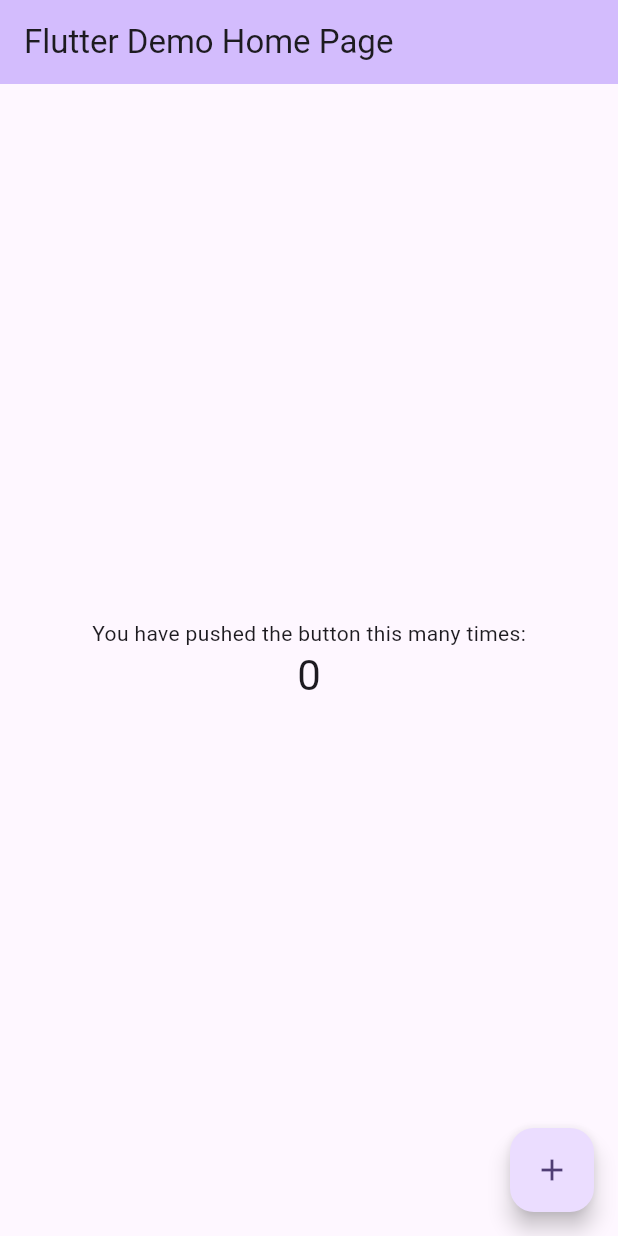
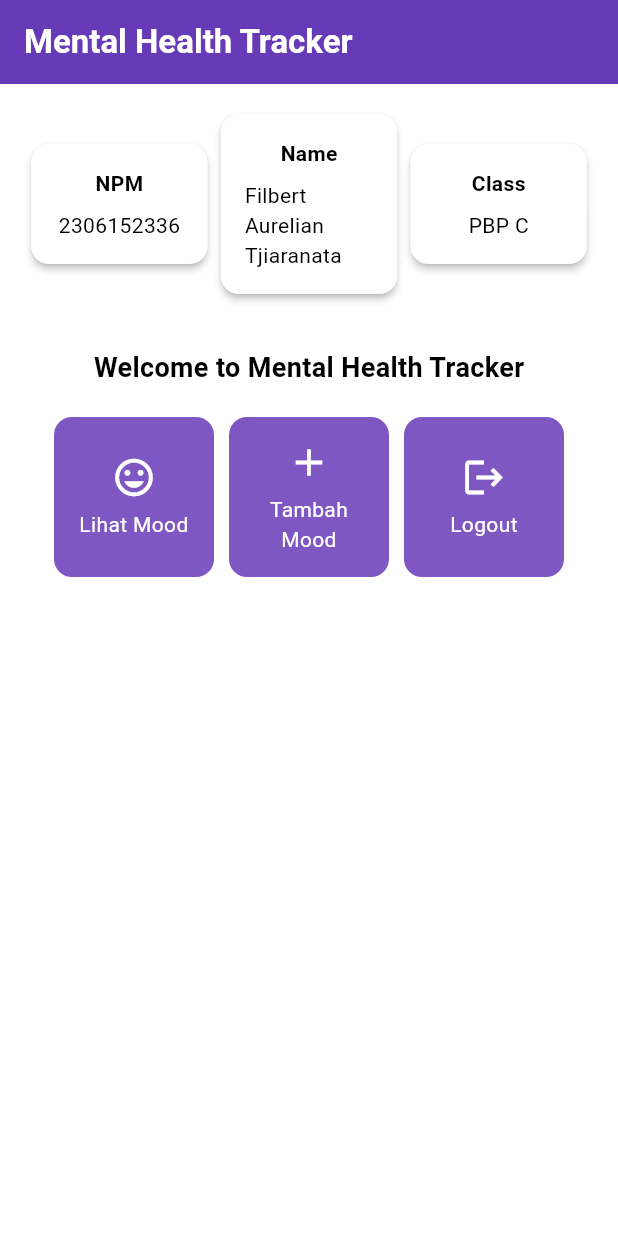
Before and after one commit to FilbertAT/mental-health-tracker-mobile, a Flutter app: the screen it shows after launch, on a phone screen of 412 x 824 dp. Run offline on Flutter 3.47's test engine with Material 3 defaults, Android fonts, the phone set to English and light mode, and no system bars.

Commit message:
Finished Tutotial 6

```diff
--- a/lib/main.dart
+++ b/lib/main.dart
@@ -1,4 +1,5 @@
 import 'package:flutter/material.dart';
+import 'package:mental_health_tracker/menu.dart';
 
 void main() {
   runApp(const MyApp());
@@ -28,98 +29,11 @@ class MyApp extends StatelessWidget {
         //
         // This works for code too, not just values: Most code changes can be
         // tested with just a hot reload.
-        colorScheme: ColorScheme.fromSeed(seedColor: Colors.deepPurple),
-        useMaterial3: true,
+        colorScheme: ColorScheme.fromSwatch(
+              primarySwatch: Colors.deepPurple,
+        ).copyWith(secondary: Colors.deepPurple[400]),
       ),
-      home: const MyHomePage(title: 'Flutter Demo Home Page'),
+      home: MyHomePage(),
     );
   }
 }
-
-class MyHomePage extends StatefulWidget {
-  const MyHomePage({super.key, required this.title});
-
-  // This widget is the home page of your application. It is stateful, meaning
-  // that it has a State object (defined below) that contains fields that affect
-  // how it looks.
-
-  // This class is the configuration for the state. It holds the values (in this
-  // case the title) provided by the parent (in this case the App widget) and
-  // used by the build method of the State. Fields in a Widget subclass are
-  // always marked "final".
-
-  final String title;
-
-  @override
-  State<MyHomePage> createState() => _MyHomePageState();
-}
-
-class _MyHomePageState extends State<MyHomePage> {
-  int _counter = 0;
-
-  void _incrementCounter() {
-    setState(() {
-      // This call to setState tells the Flutter framework that something has
-      // changed in this State, which causes it to rerun the build method below
-      // so that the display can reflect the updated values. If we changed
-      // _counter without calling setState(), then the build method would not be
-      // called again, and so nothing would appear to happen.
-      _counter++;
-    });
-  }
-
-  @override
-  Widget build(BuildContext context) {
-    // This method is rerun every time setState is called, for instance as done
-    // by the _incrementCounter method above.
-    //
-    // The Flutter framework has been optimized to make rerunning build methods
-    // fast, so that you can just rebuild anything that needs updating rather
-    // than having to individually change instances of widgets.
-    return Scaffold(
-      appBar: AppBar(
-        // TRY THIS: Try changing the color here to a specific color (to
-        // Colors.amber, perhaps?) and trigger a hot reload to see the AppBar
-        // change color while the other colors stay the same.
-        backgroundColor: Theme.of(context).colorScheme.inversePrimary,
-        // Here we take the value from the MyHomePage object that was created by
-        // the App.build method, and use it to set our appbar title.
-        title: Text(widget.title),
-      ),
-      body: Center(
-        // Center is a layout widget. It takes a single child and positions it
-        // in the middle of the parent.
-        child: Column(
-          // Column is also a layout widget. It takes a list of children and
-          // arranges them vertically. By default, it sizes itself to fit its
-          // children horizontally, and tries to be as tall as its parent.
-          //
-          // Column has various properties to control how it sizes itself and
-          // how it positions its children. Here we use mainAxisAlignment to
-          // center the children vertically; the main axis here is the vertical
-          // axis because Columns are vertical (the cross axis would be
-          // horizontal).
-          //
-          // TRY THIS: Invoke "debug painting" (choose the "Toggle Debug Paint"
-          // action in the IDE, or press "p" in the console), to see the
-          // wireframe for each widget.
-          mainAxisAlignment: MainAxisAlignment.center,
-          children: <Widget>[
-            const Text(
-              'You have pushed the button this many times:',
-            ),
-            Text(
-              '$_counter',
-              style: Theme.of(context).textTheme.headlineMedium,
-            ),
-          ],
-        ),
-      ),
-      floatingActionButton: FloatingActionButton(
-        onPressed: _incrementCounter,
-        tooltip: 'Increment',
-        child: const Icon(Icons.add),
-      ), // This trailing comma makes auto-formatting nicer for build methods.
-    );
-  }
-}
--- /dev/null
+++ b/lib/menu.dart
@@ -0,0 +1,188 @@
+import 'package:flutter/material.dart';
+
+class MyHomePage extends StatelessWidget {
+  final String npm = '2306152336';
+  final String name = 'Filbert Aurelian Tjiaranata';
+  final String className = 'PBP C';
+
+  MyHomePage({super.key});
+
+  final List<ItemHomepage> items = [
+    ItemHomepage("Lihat Mood", Icons.mood),
+    ItemHomepage("Tambah Mood", Icons.add),
+    ItemHomepage("Logout", Icons.logout),
+  ];
+
+
+  @override
+  Widget build(BuildContext context) {
+    // Scaffold menyediakan struktur dasar halaman dengan AppBar dan body.
+    return Scaffold(
+      // AppBar adalah bagian atas halaman yang menampilkan judul.
+      appBar: AppBar(
+        // Judul aplikasi "Mental Health Tracker" dengan teks putih dan tebal.
+        title: const Text(
+          'Mental Health Tracker',
+          style: TextStyle(
+            color: Colors.white,
+            fontWeight: FontWeight.bold,
+          ),
+        ),
+        // Warna latar belakang AppBar diambil dari skema warna tema aplikasi.
+        backgroundColor: Theme.of(context).colorScheme.primary,
+      ),
+      // Body halaman dengan padding di sekelilingnya.
+      body: Padding(
+        padding: const EdgeInsets.all(16.0),
+        // Menyusun widget secara vertikal dalam sebuah kolom.
+        child: Column(
+          crossAxisAlignment: CrossAxisAlignment.center,
+          children: [
+            // Row untuk menampilkan 3 InfoCard secara horizontal.
+            Row(
+              mainAxisAlignment: MainAxisAlignment.spaceEvenly,
+              children: [
+                InfoCard(title: 'NPM', content: npm),
+                InfoCard(title: 'Name', content: name),
+                InfoCard(title: 'Class', content: className),
+              ],
+            ),
+
+            // Memberikan jarak vertikal 16 unit.
+            const SizedBox(height: 16.0),
+
+            // Menempatkan widget berikutnya di tengah halaman.
+            Center(
+              child: Column(
+                // Menyusun teks dan grid item secara vertikal.
+
+                children: [
+                  // Menampilkan teks sambutan dengan gaya tebal dan ukuran 18.
+                  const Padding(
+                    padding: EdgeInsets.only(top: 16.0),
+                    child: Text(
+                      'Welcome to Mental Health Tracker',
+                      style: TextStyle(
+                        fontWeight: FontWeight.bold,
+                        fontSize: 18.0,
+                      ),
+                    ),
+                  ),
+
+                  // Grid untuk menampilkan ItemCard dalam bentuk grid 3 kolom.
+                  GridView.count(
+                    primary: true,
+                    padding: const EdgeInsets.all(20),
+                    crossAxisSpacing: 10,
+                    mainAxisSpacing: 10,
+                    crossAxisCount: 3,
+                    // Agar grid menyesuaikan tinggi kontennya.
+                    shrinkWrap: true,
+
+                    // Menampilkan ItemCard untuk setiap item dalam list items.
+                    children: items.map((ItemHomepage item) {
+                      return ItemCard(item);
+                    }).toList(),
+                  ),
+                ],
+              ),
+            ),
+          ],
+        ),
+      ),
+    );
+  }
+}
+
+class ItemHomepage {
+     final String name;
+     final IconData icon;
+
+     ItemHomepage(this.name, this.icon);
+ }
+
+class InfoCard extends StatelessWidget {
+  // Kartu informasi yang menampilkan title dan content.
+
+  final String title;  // Judul kartu.
+  final String content;  // Isi kartu.
+
+  const InfoCard({super.key, required this.title, required this.content});
+
+  @override
+  Widget build(BuildContext context) {
+    return Card(
+      // Membuat kotak kartu dengan bayangan dibawahnya.
+      elevation: 2.0,
+      child: Container(
+        // Mengatur ukuran dan jarak di dalam kartu.
+        width: MediaQuery.of(context).size.width / 3.5, // menyesuaikan dengan lebar device yang digunakan.
+        padding: const EdgeInsets.all(16.0),
+        // Menyusun title dan content secara vertikal.
+        child: Column(
+          children: [
+            Text(
+              title,
+              style: const TextStyle(fontWeight: FontWeight.bold),
+            ),
+            const SizedBox(height: 8.0),
+            Text(content),
+          ],
+        ),
+      ),
+    );
+  }
+}
+
+class ItemCard extends StatelessWidget {
+  // Menampilkan kartu dengan ikon dan nama.
+
+  final ItemHomepage item;
+
+  const ItemCard(this.item, {super.key});
+
+  @override
+  Widget build(BuildContext context) {
+    return Material(
+      // Menentukan warna latar belakang dari tema aplikasi.
+      color: Theme.of(context).colorScheme.secondary,
+      // Membuat sudut kartu melengkung.
+      borderRadius: BorderRadius.circular(12),
+
+      child: InkWell(
+        // Aksi ketika kartu ditekan.
+        onTap: () {
+          // Menampilkan pesan SnackBar saat kartu ditekan.
+          ScaffoldMessenger.of(context)
+            ..hideCurrentSnackBar()
+            ..showSnackBar(
+              SnackBar(content: Text("Kamu telah menekan tombol ${item.name}!"))
+            );
+        },
+        // Container untuk menyimpan Icon dan Text
+        child: Container(
+          padding: const EdgeInsets.all(8),
+          child: Center(
+            child: Column(
+              // Menyusun ikon dan teks di tengah kartu.
+              mainAxisAlignment: MainAxisAlignment.center,
+              children: [
+                Icon(
+                  item.icon,
+                  color: Colors.white,
+                  size: 30.0,
+                ),
+                const Padding(padding: EdgeInsets.all(3)),
+                Text(
+                  item.name,
+                  textAlign: TextAlign.center,
+                  style: const TextStyle(color: Colors.white),
+                ),
+              ],
+            ),
+          ),
+        ),
+      ),
+    );
+  }
+}
```
